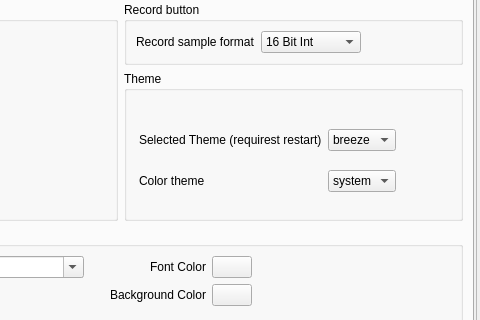
First picture: the form in src/configdialog.ui, repository CsoundQt/CsoundQt, before the edit; both pictures show x 239 to 719 and y 135 to 455 of the 719 by 736 pixel window.
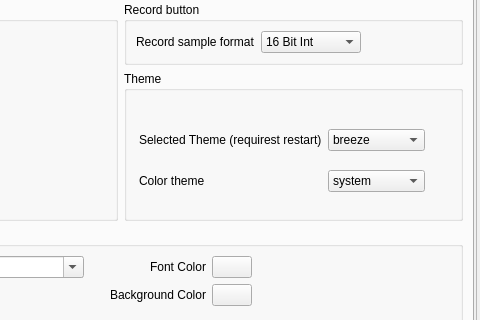
Second picture: the form after the edit. Icons and pictures are not drawn.

Patch:
```diff
--- a/src/configdialog.ui
+++ b/src/configdialog.ui
@@ -88,10 +88,10 @@
      <widget class="QWidget" name="scrollAreaWidgetContents">
       <property name="geometry">
        <rect>
-        <x>-194</x>
-        <y>-114</y>
-        <width>883</width>
-        <height>876</height>
+        <x>-225</x>
+        <y>0</y>
+        <width>917</width>
+        <height>861</height>
        </rect>
       </property>
       <layout class="QGridLayout" name="gridLayout_18">
@@ -1670,6 +1670,11 @@
                    <string>breeze</string>
                   </property>
                  </item>
+                 <item>
+                  <property name="text">
+                   <string>breeze-dark</string>
+                  </property>
+                 </item>
                  <item>
                   <property name="text">
                    <string>boring</string>
```
